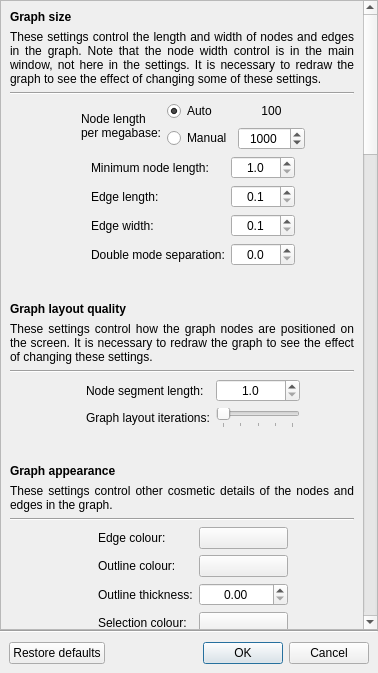
Before: the Qt Designer form ui/settingsdialog.ui in rrwick/Bandage, drawn with Qt 5.
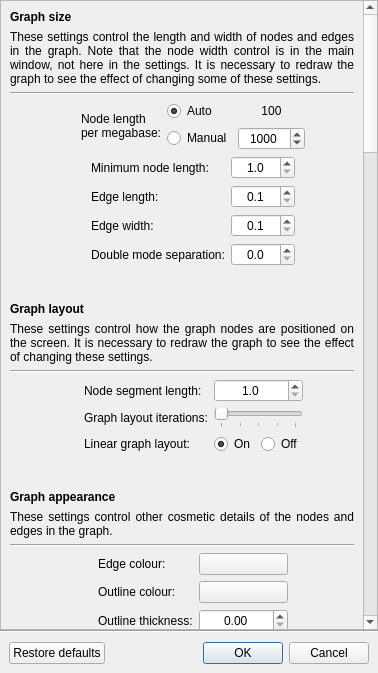
After: the same form once the commit is applied. Custom widgets are drawn as their Qt base class.

Commit message: Add linear layout option

```diff
--- a/ui/settingsdialog.ui
+++ b/ui/settingsdialog.ui
@@ -38,9 +38,9 @@
       <property name="geometry">
        <rect>
         <x>0</x>
-        <y>-2689</y>
+        <y>-461</y>
         <width>400</width>
-        <height>3360</height>
+        <height>3390</height>
        </rect>
       </property>
       <layout class="QVBoxLayout" name="verticalLayout_3">
@@ -518,7 +518,7 @@
           </font>
          </property>
          <property name="text">
-          <string>Graph layout quality</string>
+          <string>Graph layout</string>
          </property>
         </widget>
        </item>
@@ -694,6 +694,76 @@
             </property>
            </widget>
           </item>
+          <item row="2" column="3">
+           <widget class="QLabel" name="label_8">
+            <property name="sizePolicy">
+             <sizepolicy hsizetype="Minimum" vsizetype="Preferred">
+              <horstretch>0</horstretch>
+              <verstretch>0</verstretch>
+             </sizepolicy>
+            </property>
+            <property name="text">
+             <string>Linear graph layout:</string>
+            </property>
+           </widget>
+          </item>
+          <item row="2" column="4">
+           <widget class="QWidget" name="widget_6" native="true">
+            <property name="sizePolicy">
+             <sizepolicy hsizetype="Minimum" vsizetype="Preferred">
+              <horstretch>0</horstretch>
+              <verstretch>0</verstretch>
+             </sizepolicy>
+            </property>
+            <layout class="QHBoxLayout" name="horizontalLayout_8">
+             <property name="leftMargin">
+              <number>0</number>
+             </property>
+             <property name="topMargin">
+              <number>0</number>
+             </property>
+             <property name="rightMargin">
+              <number>0</number>
+             </property>
+             <property name="bottomMargin">
+              <number>0</number>
+             </property>
+             <item>
+              <widget class="QRadioButton" name="linearLayoutOnRadioButton">
+               <property name="text">
+                <string>On</string>
+               </property>
+               <property name="checked">
+                <bool>true</bool>
+               </property>
+              </widget>
+             </item>
+             <item>
+              <widget class="QRadioButton" name="linearLayoutOffRadioButton">
+               <property name="text">
+                <string>Off</string>
+               </property>
+              </widget>
+             </item>
+            </layout>
+           </widget>
+          </item>
+          <item row="2" column="2">
+           <widget class="InfoTextWidget" name="linearLayoutInfoText" native="true">
+            <property name="sizePolicy">
+             <sizepolicy hsizetype="Fixed" vsizetype="Fixed">
+              <horstretch>0</horstretch>
+              <verstretch>0</verstretch>
+             </sizepolicy>
+            </property>
+            <property name="minimumSize">
+             <size>
+              <width>16</width>
+              <height>16</height>
+             </size>
+            </property>
+           </widget>
+          </item>
          </layout>
         </widget>
        </item>
```
The commit also changes 12 other files.
